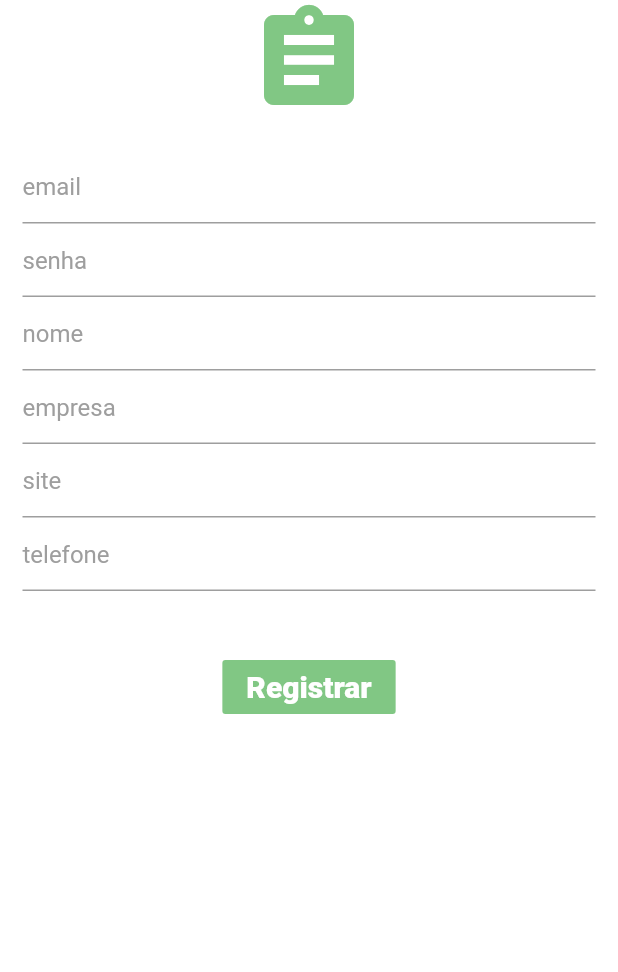
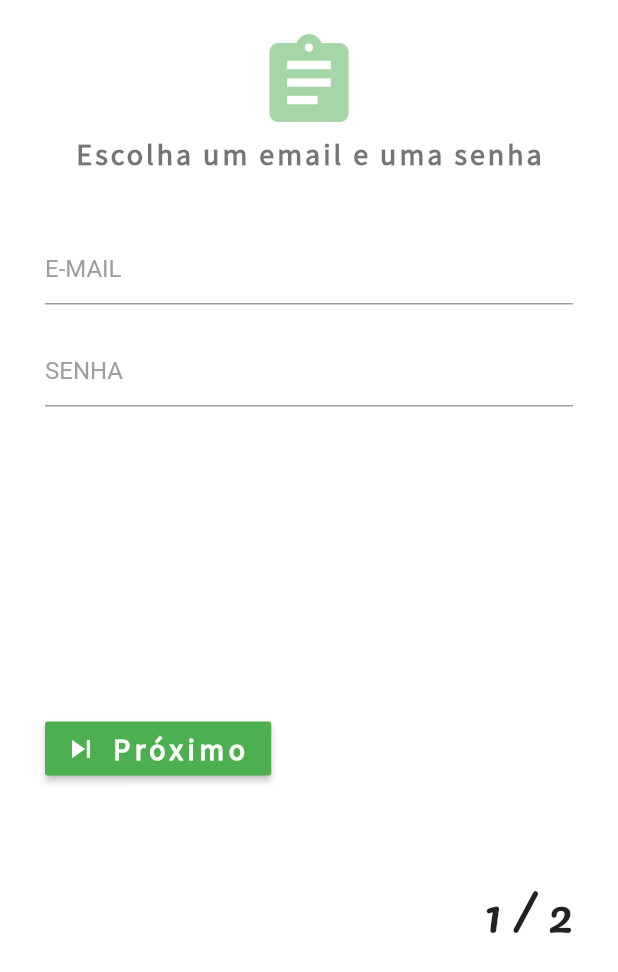
Before and after one commit to eddycn3/mobile-meu-avaliador-preferido, a Flutter app: the screen it shows after launch, on a phone screen of 412 x 824 dp. Shown: the top 972 px of the screen. Run offline on Flutter 3.47's test engine with Material 2 defaults, Android fonts, the light colour scheme and no system bars; drawn by our look-alikes of carousel_slider; our stand-ins replace equatable, flutter_bloc, flutter_secure_storage, rxdart.

Commit message:
register_page design  done

```diff
--- a/lib/src/ui/register_form.dart
+++ b/lib/src/ui/register_form.dart
@@ -1,3 +1,4 @@
+import 'package:carousel_slider/carousel_slider.dart';
 import 'package:flutter/material.dart';
 
 class RegisterForm extends StatefulWidget {
@@ -5,113 +6,191 @@ class RegisterForm extends StatefulWidget {
   _RegisterFormState createState() => _RegisterFormState();
 }
 
-//7A9968
-/*
- *
- {
-    "user": {
-        "user_name": "guilherme.mantrovani@maxavaliators.com",
-        "password": "123456",
-        "user_type": 1
-    },
-    "user_info": {
-        "nome": "Guilherme Mantrovani",
-        "empresa": "Max Avaliators",
-        "site": "",
-        "email": "guilherme.mantrovani@maxavaliators.com",
-        "telefone": "019992534334"
-    }
-}
- */
 class _RegisterFormState extends State<RegisterForm> {
+  int currentFormIndex = 1;
+  CarouselController _carouselController = CarouselController();
   @override
   Widget build(BuildContext context) {
     return Scaffold(
       backgroundColor: Colors.white,
       body: SafeArea(
         child: Form(
+          child: Padding(
+            padding: const EdgeInsets.fromLTRB(30, 20, 30, 0),
+            child: Column(
+              crossAxisAlignment: CrossAxisAlignment.end,
+              children: <Widget>[
+                Align(
+                  alignment: Alignment.center,
+                  child: Icon(
+                    Icons.assignment,
+                    size: 70,
+                    color: Colors.green[200],
+                  ),
+                ),
+                Align(
+                  alignment: Alignment.center,
+                  child: Text(
+                    "Escolha um email e uma senha",
+                    style: TextStyle(
+                      fontSize: 20,
+                      color: Colors.black54,
+                      fontFamily: "SourceSansPro",
+                      letterSpacing: 2,
+                      fontWeight: FontWeight.bold,
+                    ),
+                  ),
+                ),
+                SizedBox(height: 20),
+                CarouselSlider(
+                  carouselController: _carouselController,
+                  items: <Widget>[
+                    FirstFormStep(),
+                    SecondFormStep(),
+                  ],
+                  options: CarouselOptions(
+                    onPageChanged: (value, reason) {
+                      setState(() {
+                        currentFormIndex = value + 1;
+                      });
+                    },
+                    height: 300,
+                    viewportFraction: 1,
+                    initialPage: 0,
+                    reverse: false,
+                    enlargeCenterPage: true,
+                    scrollDirection: Axis.horizontal,
+                  ),
+                ),
+                SizedBox(
+                  height: 40,
+                ),
+                Row(
+                  children: <Widget>[
+                    Align(
+                      alignment: Alignment.bottomRight,
+                      child: RaisedButton.icon(
+                        color: Colors.green,
+                        splashColor: Colors.green[300],
+                        onPressed: currentFormIndex == 1
+                            ? () {
+                                _carouselController.jumpToPage(1);
+                              }
+                            : null,
+                        icon: Icon(
+                          Icons.skip_next,
+                          color: Colors.white,
+                        ),
+                        label: Text(
+                          "Próximo",
+                          style: TextStyle(
+                              color: Colors.white,
+                              fontSize: 20,
+                              letterSpacing: 3,
+                              fontFamily: "SourceSansPro",
+                              fontWeight: FontWeight.bold),
+                        ),
+                      ),
+                    ),
+                  ],
+                ),
+                SizedBox(height: 60),
+                Text(
+                  "$currentFormIndex / 2",
+                  style: TextStyle(
+                      fontWeight: FontWeight.w500,
+                      fontSize: 30,
+                      fontFamily: "Pacifico"),
+                ),
+              ],
+            ),
+          ),
+        ),
+      ),
+    );
+  }
+}
+
+class FirstFormStep extends StatelessWidget {
+  const FirstFormStep({
+    Key key,
+  }) : super(key: key);
+
+  @override
+  Widget build(BuildContext context) {
+    return Container(
       child: Column(
         children: <Widget>[
-              Icon(Icons.assignment, size: 80, color: Colors.green[300]),
-              Padding(
-                padding: const EdgeInsets.only(left: 15, right: 15, top: 20),
+          SizedBox(height: 20),
+          TextFormField(
+            keyboardType: TextInputType.emailAddress,
+            cursorColor: Colors.green,
+            decoration: InputDecoration(
+              hintText: "E-MAIL",
+              hintStyle: TextStyle(color: Colors.grey),
+            ),
+          ),
+          SizedBox(height: 20),
+          TextFormField(
+            keyboardType: TextInputType.visiblePassword,
+            cursorColor: Colors.green,
+            decoration: InputDecoration(
+              hintText: "SENHA",
+              hintStyle: TextStyle(color: Colors.grey),
+            ),
+          ),
+        ],
+      ),
+    );
+  }
+}
+
+class SecondFormStep extends StatelessWidget {
+  const SecondFormStep({
+    Key key,
+  }) : super(key: key);
+
+  @override
+  Widget build(BuildContext context) {
+    return Container(
       child: Column(
-                  mainAxisAlignment: MainAxisAlignment.center,
+        // mainAxisAlignment: MainAxisAlignment.center,
+        mainAxisAlignment: MainAxisAlignment.spaceEvenly,
         children: <Widget>[
           TextFormField(
             keyboardType: TextInputType.emailAddress,
             cursorColor: Colors.green,
             decoration: InputDecoration(
-                        hintText: "email",
+              hintText: "NOME COMPLETO",
               hintStyle: TextStyle(color: Colors.grey),
-                        contentPadding: EdgeInsets.symmetric(vertical: 15),
             ),
           ),
           TextFormField(
             keyboardType: TextInputType.emailAddress,
             cursorColor: Colors.green,
             decoration: InputDecoration(
-                        hintText: "senha",
+              hintText: "EMPRESA",
               hintStyle: TextStyle(color: Colors.grey),
-                        contentPadding: EdgeInsets.symmetric(vertical: 15),
             ),
           ),
           TextFormField(
             keyboardType: TextInputType.emailAddress,
             cursorColor: Colors.green,
             decoration: InputDecoration(
-                        hintText: "nome",
+              hintText: "SITE",
               hintStyle: TextStyle(color: Colors.grey),
-                        contentPadding: EdgeInsets.symmetric(vertical: 15),
             ),
           ),
           TextFormField(
             keyboardType: TextInputType.emailAddress,
             cursorColor: Colors.green,
             decoration: InputDecoration(
-                        hintText: "empresa",
+              hintText: "TELEFONE",
               hintStyle: TextStyle(color: Colors.grey),
-                        contentPadding: EdgeInsets.symmetric(vertical: 15),
-                      ),
-                    ),
-                    TextFormField(
-                      keyboardType: TextInputType.emailAddress,
-                      cursorColor: Colors.green,
-                      decoration: InputDecoration(
-                        hintText: "site",
-                        hintStyle: TextStyle(color: Colors.grey),
-                        contentPadding: EdgeInsets.symmetric(vertical: 15),
-                      ),
-                    ),
-                    TextFormField(
-                      keyboardType: TextInputType.emailAddress,
-                      cursorColor: Colors.green,
-                      decoration: InputDecoration(
-                        hintText: "telefone",
-                        hintStyle: TextStyle(color: Colors.grey),
-                        contentPadding: EdgeInsets.symmetric(vertical: 15),
             ),
           ),
         ],
       ),
-              ),
-              SizedBox(
-                height: 40,
-              ),
-              FlatButton(
-                  color: Colors.green[300],
-                  onPressed: () {},
-                  child: Text(
-                    "Registrar",
-                    style: TextStyle(
-                        color: Colors.white,
-                        fontWeight: FontWeight.w800,
-                        fontSize: 20.0),
-                  )),
-            ],
-          ),
-        ),
-      ),
     );
   }
 }
--- a/pubspec.yaml
+++ b/pubspec.yaml
@@ -10,6 +10,7 @@ dependencies:
   flutter:
     sdk: flutter
 
+  carousel_slider: ^2.1.0
   flutter_secure_storage: ^3.3.3
   equatable: ^1.2.0
   rxdart: ^0.24.1
```
Also changed, not shown: pubspec.lock. Lines whose indentation alone changed are shown as unchanged.
